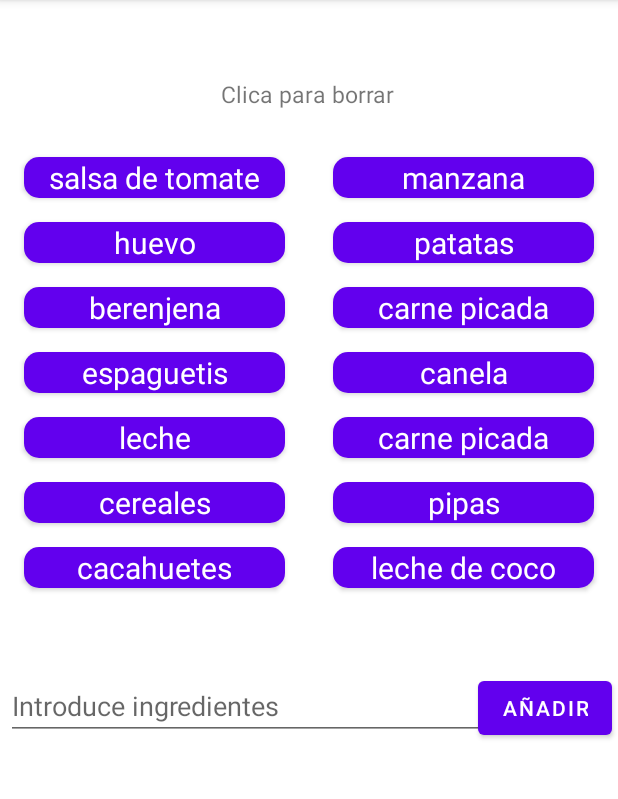
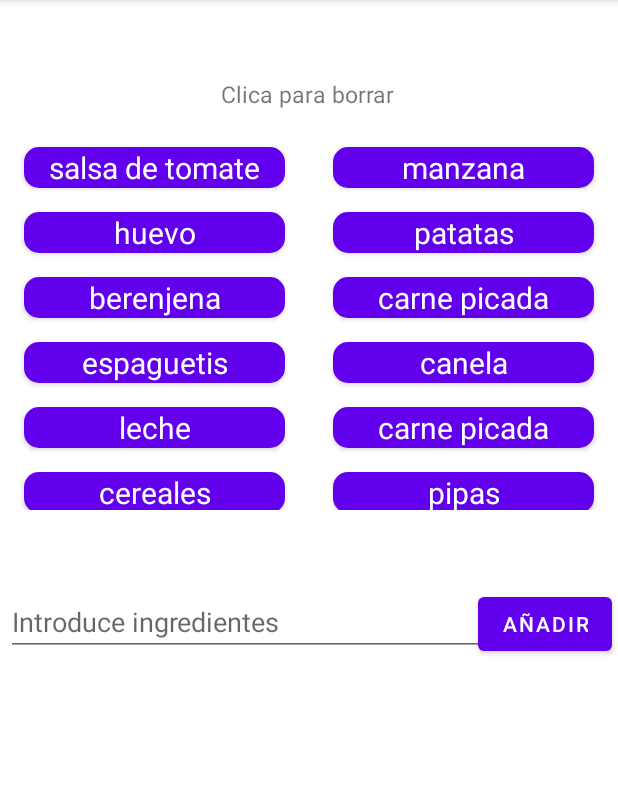
Before and after one commit to marticv/mi_nevera_app, an Android app: the MyIngredients screen opened directly, with no data from a screen before it, after a tap on "macarrones", on a phone screen of 412 x 824 dp, the part 84-883 px from its top. Run offline under Robolectric (Android 15) with nearby library versions, the phone set to English and light mode, and no system bars; 3 other taps on this screen came first.

Commit message:
recycleview funcional sin conexion a bd

```diff
--- a/app/src/main/java/com/proyecto_linkia/mi_nevera_app/MyIngredients.kt
+++ b/app/src/main/java/com/proyecto_linkia/mi_nevera_app/MyIngredients.kt
@@ -14,6 +14,7 @@ class MyIngredients : AppCompatActivity() {
     private lateinit var binding: ActivityMyIngredientsBinding
     private var ingredientsMutableList:MutableList<Ingredient> = IngredientProvider.ingredientList.toMutableList()
     private lateinit var adapter: IngredientAdapter
+    private val glManager =GridLayoutManager(this,2)
 
     override fun onCreate(savedInstanceState: Bundle?) {
         super.onCreate(savedInstanceState)
@@ -21,21 +22,26 @@ class MyIngredients : AppCompatActivity() {
         setContentView(binding.root)
 
         initRecycleView()
+
+        binding.btAddMyIngredient.setOnClickListener { addIngredient() }
+    }
+
+    private fun addIngredient() {
+        val name:String = binding.actvEntry.text.toString()
+        val ingredient:Ingredient= Ingredient(null,name)
+        ingredientsMutableList.add(0,ingredient)
+        adapter.notifyItemInserted(0)
+        glManager.scrollToPosition(0)
     }
 
     private fun initRecycleView(){
         val recyclerView=binding.rvIngredients
         adapter = IngredientAdapter(ingredientList = ingredientsMutableList,
-        onClickListener = {ingredient ->
-            onItemSelected(ingredient)
-        },
-        onClickDeleted = {position->onDeletedItem(position)})
-        recyclerView.layoutManager = GridLayoutManager(this,2)
+        onClickListener = {position ->
+            onDeletedItem(position)
+        })
+        recyclerView.layoutManager = glManager
         recyclerView.adapter = adapter
-    }
-
-    private fun onItemSelected(ingredient: Ingredient){
-        Toast.makeText( this,ingredient.ingredientName, Toast.LENGTH_SHORT).show()
     }
 
     private fun onDeletedItem(position:Int){
--- a/app/src/main/java/com/proyecto_linkia/mi_nevera_app/adapter/IngredientAdapter.kt
+++ b/app/src/main/java/com/proyecto_linkia/mi_nevera_app/adapter/IngredientAdapter.kt
@@ -7,8 +7,7 @@ import com.proyecto_linkia.mi_nevera_app.R
 import com.proyecto_linkia.mi_nevera_app.clases.Ingredient
 
 class IngredientAdapter(private val ingredientList:List<Ingredient>,
-                        private val onClickListener:(Ingredient)->Unit,
-                        private val onClickDeleted:(Int)-> Unit)
+                        private val onClickListener:(Int)->Unit)
     : RecyclerView.Adapter<IngredientViewHolder>(){
 
     //al crear cada celda se usara el layout item_ingredient
@@ -20,7 +19,7 @@ class IngredientAdapter(private val ingredientList:List<Ingredient>,
     //a cada item de la lista le creamos un viewHolder
     override fun onBindViewHolder(holder: IngredientViewHolder, position: Int) {
         val item = ingredientList[position]
-        holder.render(item,onClickListener,onClickDeleted)
+        holder.render(item,onClickListener)
     }
 
     //obtenemos el numero de items en la lista
--- a/app/src/main/java/com/proyecto_linkia/mi_nevera_app/adapter/IngredientViewHolder.kt
+++ b/app/src/main/java/com/proyecto_linkia/mi_nevera_app/adapter/IngredientViewHolder.kt
@@ -11,11 +11,10 @@ class IngredientViewHolder(view: View) :RecyclerView.ViewHolder(view){
 
     fun render(
         ingredientModel: Ingredient,
-        onClickListener: (Ingredient) -> Unit,
-        onClickDeleted: (Int) -> Unit
+        onClickListener: (Int) -> Unit
     ){
         binding.tvIngredientName.text=ingredientModel.ingredientName
 
-        itemView.setOnClickListener { onClickDeleted(adapterPosition)}
+        itemView.setOnClickListener { onClickListener(adapterPosition)}
     }
 }
--- a/app/src/main/res/layout/activity_my_ingredients.xml
+++ b/app/src/main/res/layout/activity_my_ingredients.xml
@@ -9,13 +9,13 @@
     <androidx.recyclerview.widget.RecyclerView
         android:id="@+id/rvIngredients"
         android:layout_width="match_parent"
-        android:layout_height="wrap_content"
+        android:layout_height="250dp"
         app:layout_constraintBottom_toBottomOf="parent"
         app:layout_constraintEnd_toEndOf="parent"
-        app:layout_constraintHorizontal_bias="0.5"
+        app:layout_constraintHorizontal_bias="1.0"
         app:layout_constraintStart_toStartOf="parent"
-        app:layout_constraintTop_toTopOf="parent"
-        app:layout_constraintVertical_bias="0.208" />
+        app:layout_constraintTop_toBottomOf="@+id/textView"
+        app:layout_constraintVertical_bias="0.038" />
 
     <TextView
         android:id="@+id/textView"
@@ -36,10 +36,12 @@
         android:layout_marginStart="4dp"
         android:layout_marginTop="48dp"
         android:hint="Introduce ingredientes"
+        app:layout_constraintBottom_toBottomOf="parent"
         app:layout_constraintEnd_toStartOf="@+id/btAddMyIngredient"
-        app:layout_constraintHorizontal_bias="0.042"
+        app:layout_constraintHorizontal_bias="0.021"
         app:layout_constraintStart_toStartOf="parent"
-        app:layout_constraintTop_toBottomOf="@+id/rvIngredients" />
+        app:layout_constraintTop_toBottomOf="@+id/rvIngredients"
+        app:layout_constraintVertical_bias="0.012" />
 
     <Button
         android:id="@+id/btAddMyIngredient"
```
